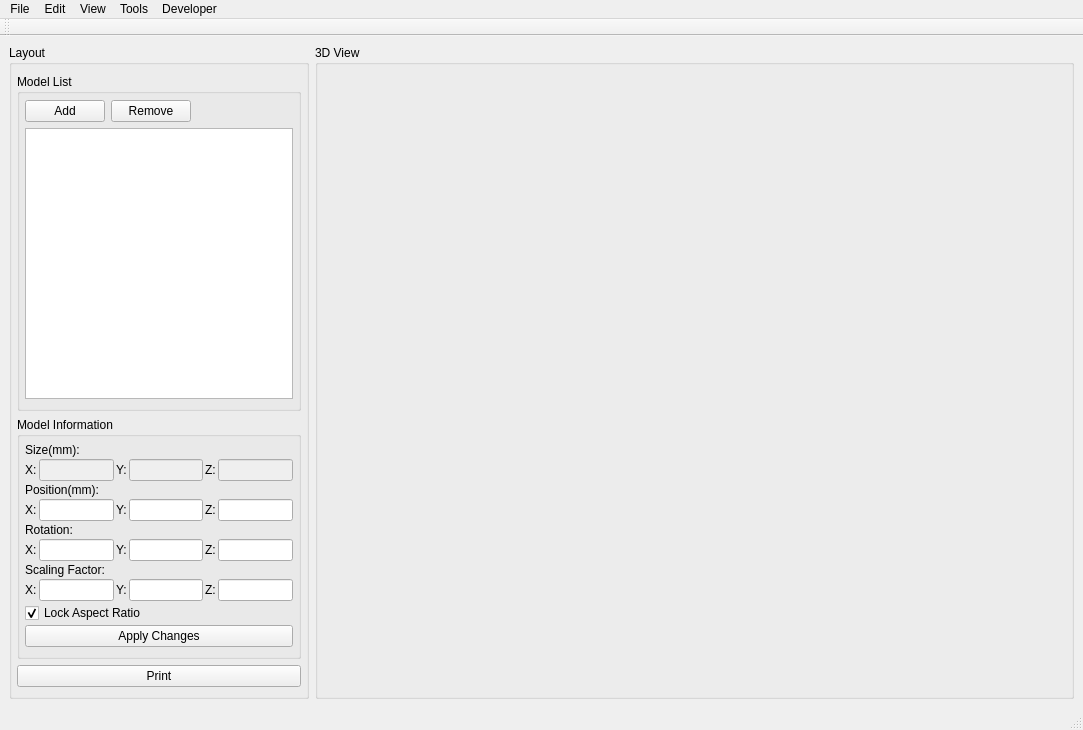
Qt form B9Creator/b9layout/b93dmain.ui (B9Creations/B9Creator) before a commit.
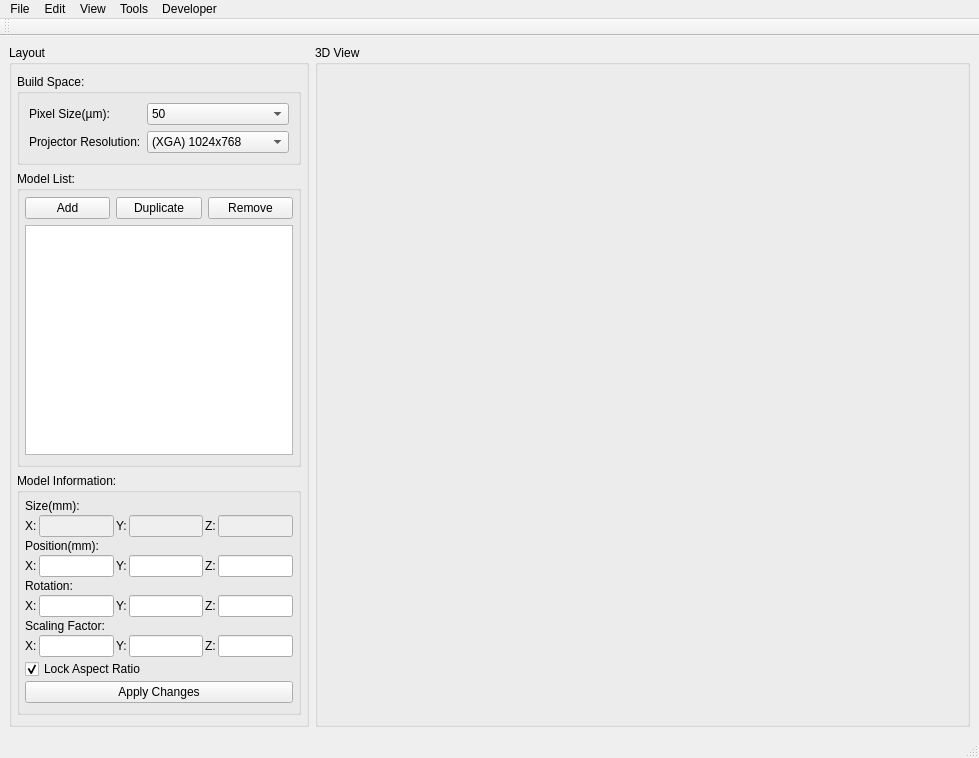
The same form after that commit. Icons and pictures are not drawn.

```diff
--- a/B9Creator/b9layout/b93dmain.ui
+++ b/B9Creator/b9layout/b93dmain.ui
@@ -6,8 +6,8 @@
    <rect>
     <x>0</x>
     <y>0</y>
-    <width>1083</width>
-    <height>730</height>
+    <width>979</width>
+    <height>758</height>
    </rect>
   </property>
   <property name="windowTitle">
@@ -39,10 +39,85 @@
        <property name="rightMargin">
         <number>5</number>
        </property>
+       <item>
+        <widget class="QGroupBox" name="groupBox_2">
+         <property name="title">
+          <string>Build Space:</string>
+         </property>
+         <layout class="QGridLayout" name="gridLayout">
+          <item row="0" column="0">
+           <widget class="QLabel" name="label">
+            <property name="text">
+             <string>Pixel Size(µm):</string>
+            </property>
+           </widget>
+          </item>
+          <item row="1" column="0">
+           <widget class="QLabel" name="label_2">
+            <property name="text">
+             <string>Projector Resolution:</string>
+            </property>
+           </widget>
+          </item>
+          <item row="1" column="1">
+           <widget class="QComboBox" name="projectorcombo">
+            <item>
+             <property name="text">
+              <string>(XGA) 1024x768</string>
+             </property>
+            </item>
+            <item>
+             <property name="text">
+              <string>(SXGA) 1280x1024</string>
+             </property>
+            </item>
+            <item>
+             <property name="text">
+              <string>(1080p) 1920x1080</string>
+             </property>
+            </item>
+            <item>
+             <property name="text">
+              <string>(WUXGA) 1920x1200</string>
+             </property>
+            </item>
+           </widget>
+          </item>
+          <item row="0" column="1">
+           <widget class="QComboBox" name="pixelsizecombo">
+            <property name="sizePolicy">
+             <sizepolicy hsizetype="Expanding" vsizetype="Fixed">
+              <horstretch>0</horstretch>
+              <verstretch>0</verstretch>
+             </sizepolicy>
+            </property>
+            <property name="contextMenuPolicy">
+             <enum>Qt::DefaultContextMenu</enum>
+            </property>
+            <item>
+             <property name="text">
+              <string>50</string>
+             </property>
+            </item>
+            <item>
+             <property name="text">
+              <string>75</string>
+             </property>
+            </item>
+            <item>
+             <property name="text">
+              <string>100</string>
+             </property>
+            </item>
+           </widget>
+          </item>
+         </layout>
+        </widget>
+       </item>
        <item>
         <widget class="QGroupBox" name="groupBox">
          <property name="title">
-          <string>Model List</string>
+          <string>Model List:</string>
          </property>
          <layout class="QVBoxLayout" name="verticalLayout_3">
           <property name="spacing">
@@ -72,6 +147,13 @@
               </property>
              </widget>
             </item>
+            <item>
+             <widget class="QPushButton" name="duplicateButton">
+              <property name="text">
+               <string>Duplicate</string>
+              </property>
+             </widget>
+            </item>
             <item>
              <widget class="QPushButton" name="RemoveButton">
               <property name="text">
@@ -79,22 +161,6 @@
               </property>
              </widget>
             </item>
-            <item>
-             <spacer name="horizontalSpacer_2">
-              <property name="orientation">
-               <enum>Qt::Horizontal</enum>
-              </property>
-              <property name="sizeType">
-               <enum>QSizePolicy::Expanding</enum>
-              </property>
-              <property name="sizeHint" stdset="0">
-               <size>
-                <width>40</width>
-                <height>20</height>
-               </size>
-              </property>
-             </spacer>
-            </item>
            </layout>
           </item>
           <item>
@@ -146,7 +212,7 @@
           </size>
          </property>
          <property name="title">
-          <string>Model Information</string>
+          <string>Model Information:</string>
          </property>
          <layout class="QVBoxLayout" name="verticalLayout_11">
           <property name="spacing">
@@ -375,13 +441,6 @@
          </layout>
         </widget>
        </item>
-       <item>
-        <widget class="QPushButton" name="printButton">
-         <property name="text">
-          <string>Print</string>
-         </property>
-        </widget>
-       </item>
       </layout>
      </widget>
     </item>
@@ -416,7 +475,7 @@
     <rect>
      <x>0</x>
      <y>0</y>
-     <width>1083</width>
+     <width>979</width>
      <height>21</height>
     </rect>
    </property>
```
Left out of the diff: 237 changed lines with no effect on the pictures.
